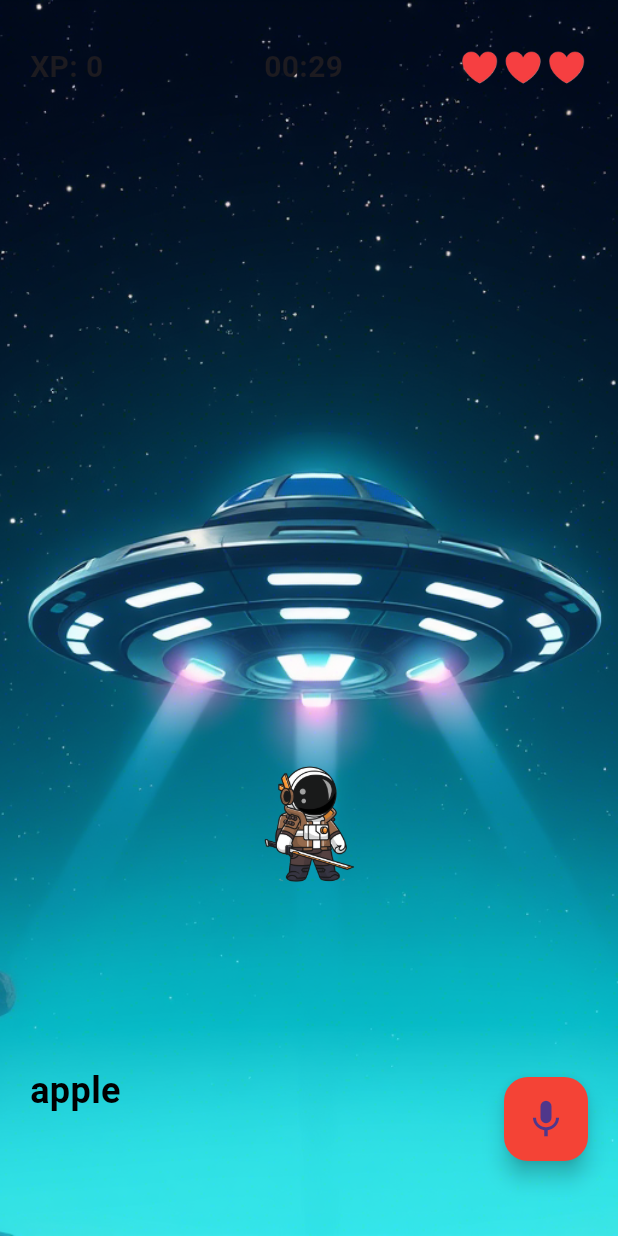
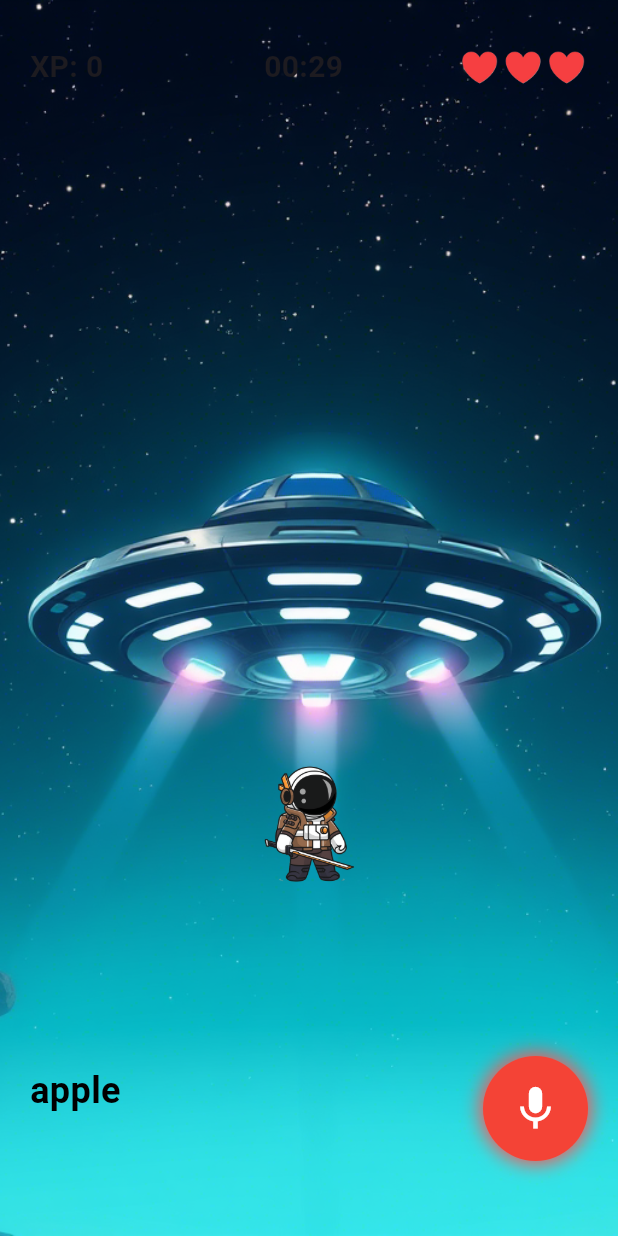
Before and after one commit to nazikanshaffAM/spello_onebysix, a Flutter app: the screen it shows after launch, after a tap on "NEW GAME", on a phone screen of 412 x 824 dp. Run offline on Flutter 3.47's test engine with Material 3 defaults, Android fonts, the phone set to English and light mode, and no system bars; our stand-ins replace animated_toggle_switch, fl_chart, flutter_slidable, shelf, smooth_page_indicator; missing offline and left inert: record, shelf_router, tutorial_coach_mark.

Commit message:
1-add record package and recording functions 2-improve the sample backend and api service classes according to the new record class 3-add other necessary package that work with recorder 4-change minSDK version from 21 to 23 5-change the ndk version to 27.0.12077973 6-add new record button

```diff
--- a/game1/lib/GamePage.dart
+++ b/game1/lib/GamePage.dart
@@ -1,10 +1,11 @@
-// game_page.dart (Game UI)
 import 'package:flutter/material.dart';
 import 'package:provider/provider.dart';
 import 'GameRules.dart';
-
+import 'AudioService.dart';
 
 class GamePage extends StatelessWidget {
+  final AudioService _audioService = AudioService();
+
   @override
   Widget build(BuildContext context) {
     return ChangeNotifierProvider(
@@ -14,18 +15,23 @@ class GamePage extends StatelessWidget {
           builder: (context, gameRules, child) {
             return Stack(
               children: [
+                // 🖼 Background Image
                 Positioned.fill(
                   child: Image.asset(
                     'assets/images/backgroundEndingPage.png',
                     fit: BoxFit.cover,
                   ),
                 ),
+
+                // XP Display
                 Positioned(
                   top: 30,
                   left: 20,
                   child: Text("XP: ${gameRules.xp}",
                       style: TextStyle(fontSize: 20, fontWeight: FontWeight.bold)),
                 ),
+
+                // Life Display
                 Positioned(
                   top: 30,
                   right: 20,
@@ -43,6 +49,8 @@ class GamePage extends StatelessWidget {
                     }),
                   ),
                 ),
+
+                // Timer Display
                 Positioned(
                   top: 30,
                   left: MediaQuery.of(context).size.width / 2 - 30,
@@ -51,20 +59,23 @@ class GamePage extends StatelessWidget {
                     style: TextStyle(fontSize: 20, fontWeight: FontWeight.bold),
                   ),
                 ),
+
+                //  Character Animation
                 gameRules.shouldAnimate
                     ? AnimatedPositioned(
                   duration: Duration(seconds: 1),
                   curve: Curves.easeInOut,
-                  top: gameRules.position, // Animated movement
+                  top: gameRules.position,
                   left: MediaQuery.of(context).size.width / 2 - 50,
                   child: Image.asset('assets/images/character.png', width: 100),
                 )
                     : Positioned(
-                  top: gameRules.position, // Instant movement
+                  top: gameRules.position,
                   left: MediaQuery.of(context).size.width / 2 - 50,
                   child: Image.asset('assets/images/character.png', width: 100),
                 ),
 
+                //  Word Display
                 Positioned(
                   bottom: 80,
                   left: 20,
@@ -73,14 +84,12 @@ class GamePage extends StatelessWidget {
                     style: TextStyle(fontSize: 24, fontWeight: FontWeight.bold, color: Colors.black),
                   ),
                 ),
+
+                // ️ Microphone Button (Updated)
                 Positioned(
                   bottom: 50,
                   right: 20,
-                  child: FloatingActionButton(
-                    onPressed: () => gameRules.checkPronunciation(),
-                    backgroundColor: Colors.red,
-                    child: Icon(Icons.mic, size: 30),
-                  ),
+                  child: _buildMicButton(),
                 ),
               ],
             );
@@ -89,4 +98,30 @@ class GamePage extends StatelessWidget {
       ),
     );
   }
+
+  /// ️  Hold to record, release to stop & send
+  Widget _buildMicButton() {
+    return GestureDetector(
+      onLongPress: () async {
+        await _audioService.startRecording();
+      },
+      onLongPressUp: () async {
+        await _audioService.stopRecording();
+        await _audioService.sendAudioToBackend();
+      },
+      child: AnimatedContainer(
+        duration: Duration(milliseconds: 100),
+        height: 70,
+        width: 70,
+        decoration: BoxDecoration(
+          color: Colors.red,
+          shape: BoxShape.circle,
+          boxShadow: [
+            BoxShadow(color: Colors.redAccent, blurRadius: 10, spreadRadius: 2),
+          ],
+        ),
+        child: Icon(Icons.mic, size: 35, color: Colors.white),
+      ),
+    );
+  }
 }
--- a/game1/lib/main.dart
+++ b/game1/lib/main.dart
@@ -1,13 +1,19 @@
 import 'package:flutter/material.dart';
-import 'package:flutter/services.dart'; // For platform channels (optional)
+import 'package:flutter/services.dart';
 import 'StartPage.dart';
 import 'game_backend.dart'; // Import the backend
 
 void main() async {
-  WidgetsFlutterBinding.ensureInitialized(); // Ensure async code runs
+  WidgetsFlutterBinding.ensureInitialized(); // Ensures async operations work
 
   final backend = GameBackend();
-  await backend.startServer(); // Start backend before UI
+
+  try {
+    await backend.startServer(); // Start backend before launching UI
+    print("✅ Backend started successfully.");
+  } catch (e) {
+    print("❌ Error starting backend: $e");
+  }
 
   runApp(const VoiceGameApp());
 }
--- a/game1/pubspec.yaml
+++ b/game1/pubspec.yaml
@@ -43,6 +43,7 @@ dependencies:
   provider: ^6.0.5
   shelf_router: ^1.1.4
   shelf: ^1.4.2
+  shelf_multipart: ^2.0.1
 
 dev_dependencies:
   flutter_test:
```
Also changed, not shown: game1/lib/ApiService.dart (+23 -7 lines), game1/lib/AudioService.dart (added, +52 -0 lines), game1/lib/GameRules.dart (+8 -2 lines), game1/lib/game_backend.dart (+42 -15 lines), game1/pubspec.lock, 1 other file.
